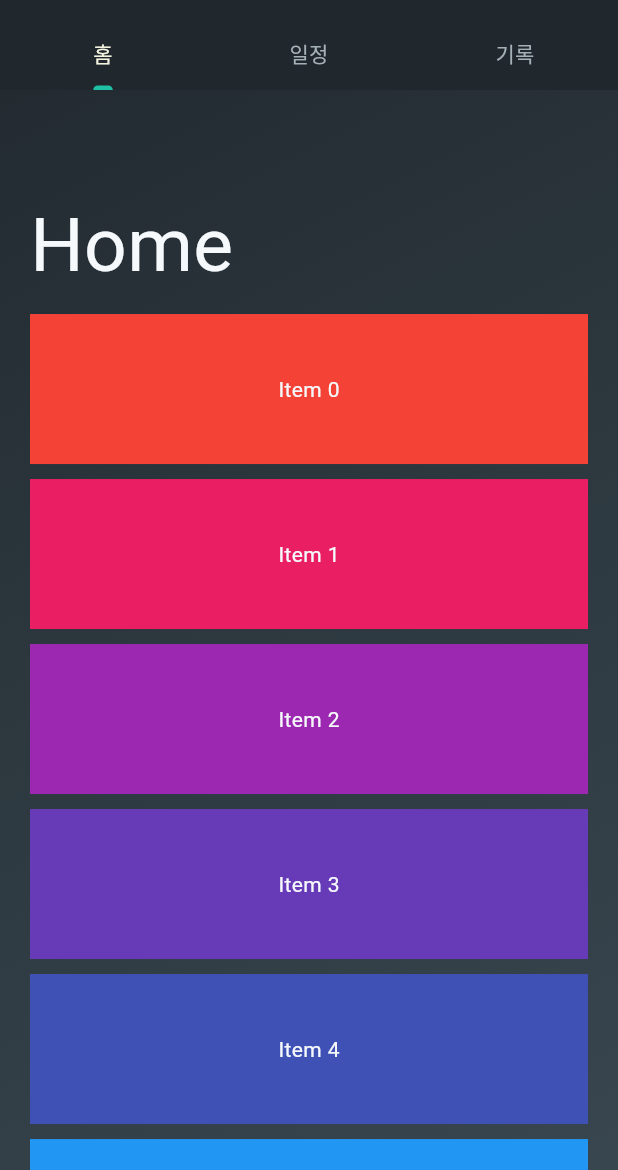
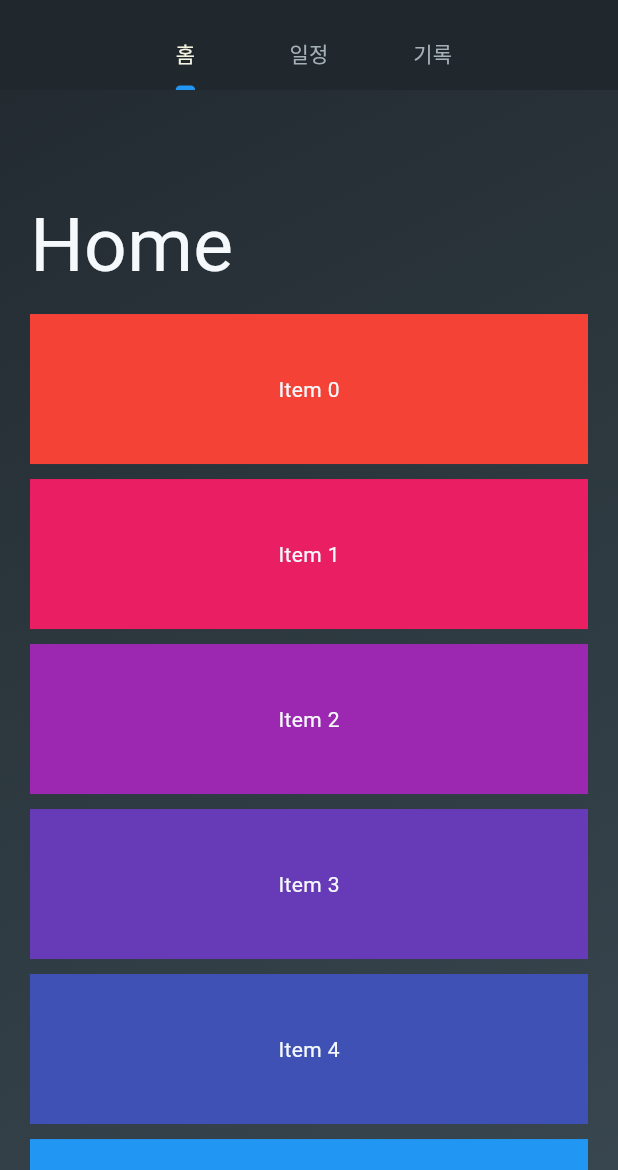
Before and after one commit to Match-Management-App/Frontend, a Flutter app: the screen it shows after launch, on a phone screen of 412 x 824 dp, the part 66-1236 px from its top. Run offline on Flutter 3.47's test engine with Material 3 defaults, Android fonts, the phone set to English and light mode, and no system bars; Roboto replaces fonts that are missing (Pretendard).

Commit message:
style: TabBar indicator 중간으로 모으기

```diff
--- a/wanna_play_soccer/lib/HomeScreen/main_screen2.dart
+++ b/wanna_play_soccer/lib/HomeScreen/main_screen2.dart
@@ -90,6 +90,7 @@ class MyAppBar extends StatelessWidget {
         pinned: true,
         floating: true,
         forceElevated: innerBoxIsScrolled,
+        scrolledUnderElevation: 0,
         backgroundColor: MyColors.myBlack,
         bottom: MyTabBar(
           tabController: tabController,
@@ -106,20 +107,46 @@ class MyTabBar extends StatelessWidget implements PreferredSizeWidget {
 
   @override
   Widget build(BuildContext context) {
-    return TabBar(
+    return Center(
+      child: SizedBox(
+        width: MediaQuery.of(context).size.width * 0.6,
+        child: TabBar(
           controller: tabController,
           labelColor: MyColors.myPointWhite,
           unselectedLabelColor: MyColors.myGrey,
-      indicatorColor: MyColors.primaryMint,
+          // indicator: const BoxDecoration(
+          //   color: MyColors.primaryMint,
+          //   borderRadius: BorderRadius.all(Radius.circular(10)),
+          // ),
           dividerColor: Colors.transparent,
           tabs: const [
-        Tab(text: '홈'),
+            // SizedBox(width: 20.0),
+            MyTab(text: '홈'),
             Tab(text: '일정'),
             Tab(text: '기록'),
+            // SizedBox(width: 20.0),
           ],
+        ),
+      ),
     );
   }
 
   @override
   Size get preferredSize => const Size.fromHeight(kTextTabBarHeight);
 }
+
+class MyTab extends StatelessWidget {
+  const MyTab({
+    super.key,
+    required this.text,
+  });
+
+  final String text;
+
+  @override
+  Widget build(BuildContext context) {
+    return Tab(
+      text: text,
+    );
+  }
+}
```
Lines whose indentation alone changed are shown as unchanged.
